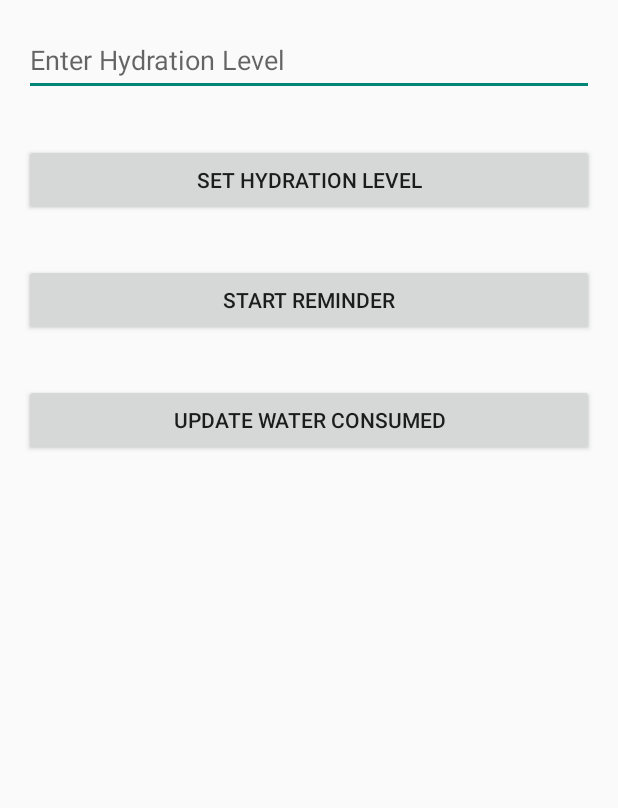
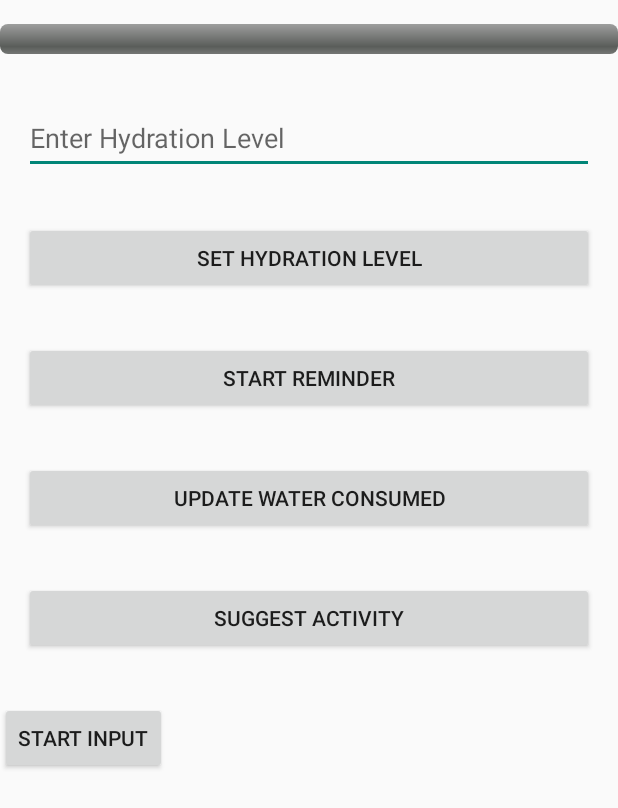
Before and after one commit to iniesta-08/hydration-app, an Android app built with Jetpack Compose: the screen it shows after launch (MainActivity), on a phone screen of 412 x 824 dp. Shown: the top 808 px of the screen. Run offline under Robolectric (Android 15) with nearby library versions, the light colour scheme and no system bars.

Commit message:
Have updated the code base for notification services first draft

```diff
--- a/notificationServiceFirstDraft/app/src/main/res/layout/activity_main.xml
+++ b/notificationServiceFirstDraft/app/src/main/res/layout/activity_main.xml
@@ -5,12 +5,25 @@
     android:layout_height="match_parent"
     tools:context=".MainActivity">
 
+    <ProgressBar
+        android:id="@+id/waterProgressBar"
+        style="@android:style/Widget.ProgressBar.Horizontal"
+        android:layout_width="match_parent"
+        android:layout_height="wrap_content"
+        android:max="100"
+        android:progress="0"
+        android:layout_marginTop="16dp"
+        android:layout_marginBottom="16dp"/>
+
+
     <EditText
         android:id="@+id/hydrationLevelEditText"
         android:layout_width="match_parent"
         android:hint="Enter Hydration Level"
         android:layout_height="48dp"
-        android:layout_margin="16dp" />
+        android:layout_margin="16dp"
+        android:layout_below="@id/waterProgressBar"
+        />
 
     <Button
         android:id="@+id/setHydrationLevelButton"
@@ -35,4 +48,22 @@
         android:text="Update Water Consumed"
         android:layout_below="@id/startReminderButton"
         android:layout_margin="16dp"/>
+
+    <Button
+        android:id="@+id/suggestActivityButton"
+        android:layout_width="match_parent"
+        android:layout_height="wrap_content"
+        android:text="Suggest Activity"
+        android:layout_below="@id/updateWaterConsumedButton"
+        android:layout_margin="16dp"/>
+
+    <Button
+        android:id="@+id/startInputButton"
+        android:layout_width="wrap_content"
+        android:layout_height="wrap_content"
+        android:text="Start Input"
+        android:layout_below="@id/suggestActivityButton"
+        android:layout_marginTop="16dp"/>
+
+
 </RelativeLayout>
```
Also changed, not shown: notificationServiceFirstDraft/app/src/main/AndroidManifest.xml (+8 -0 lines), notificationServiceFirstDraft/app/src/main/java/com/example/water/ActivityReminderReceiver.kt (added, +47 -0 lines), notificationServiceFirstDraft/app/src/main/java/com/example/water/InputActivity.kt (added, +62 -0 lines), notificationServiceFirstDraft/app/src/main/java/com/example/water/MainActivity.kt (+67 -1 lines), notificationServiceFirstDraft/app/src/main/res/layout/input_dialog.xml (added, +38 -0 lines), 2 other files.
